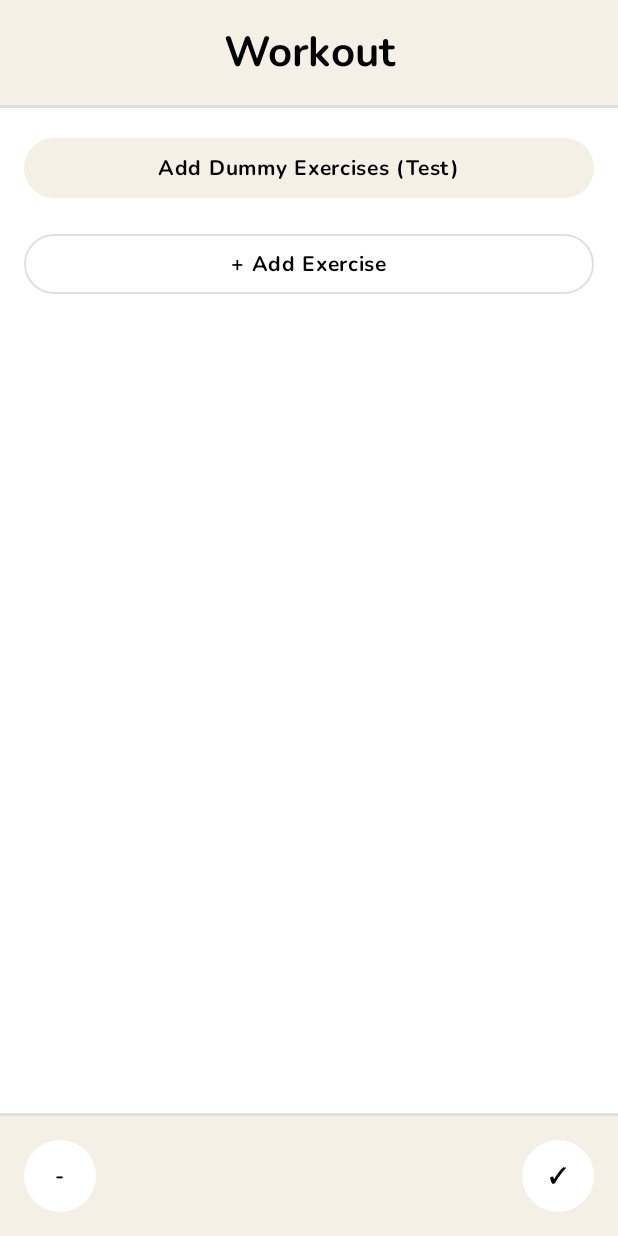
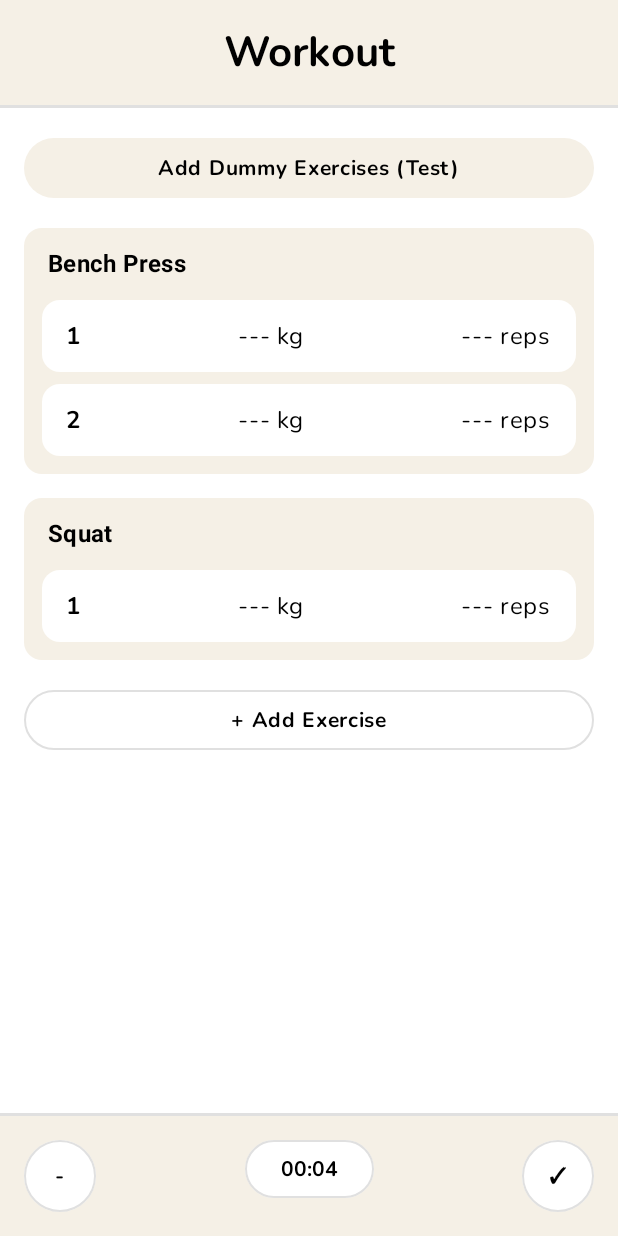
Before and after one commit to aliien15/ALift-App, an Android app built with Jetpack Compose: the screen it shows after launch (MainActivity), after a tap on an icon or button, on a phone screen of 412 x 824 dp. Run offline under Robolectric (Android 15) with nearby library versions, the phone set to English and light mode, and no system bars; our stand-ins replace Room's generated code; 2 other taps on this screen came first.

Commit message:
feat: added a timer to the active workout screen

```diff
--- a/app/src/main/java/com/me/aliftapp/ui/workout/ActiveWorkoutViewModel.kt
+++ b/app/src/main/java/com/me/aliftapp/ui/workout/ActiveWorkoutViewModel.kt
@@ -22,6 +22,12 @@ class ActiveWorkoutViewModel(private val workoutRepository: WorkoutRepository) :
                 started = SharingStarted.WhileSubscribed(5000),
                 initialValue = null,
             )
+
+    init {
+        // TODO: Remove this once the Main Menu is built.
+        // The session should be started via navigation arguments, not on init.
+        startNewSession("New Workout")
+    }
 
     fun startNewSession(name: String) {
         viewModelScope.launch { workoutRepository.startNewSession(name) }
--- a/app/src/main/java/com/me/aliftapp/ui/workout/WorkoutScreen.kt
+++ b/app/src/main/java/com/me/aliftapp/ui/workout/WorkoutScreen.kt
@@ -1,5 +1,6 @@
 package com.me.aliftapp.ui.workout
 
+import androidx.compose.foundation.BorderStroke
 import androidx.compose.foundation.background
 import androidx.compose.foundation.layout.*
 import androidx.compose.foundation.rememberScrollState
@@ -7,16 +8,30 @@ import androidx.compose.foundation.shape.CircleShape
 import androidx.compose.foundation.verticalScroll
 import androidx.compose.material3.*
 import androidx.compose.runtime.Composable
+import androidx.compose.runtime.LaunchedEffect
 import androidx.compose.runtime.getValue
+import androidx.compose.runtime.mutableLongStateOf
+import androidx.compose.runtime.remember
+import androidx.compose.runtime.setValue
 import androidx.compose.ui.Alignment
 import androidx.compose.ui.Modifier
 import androidx.compose.ui.text.font.FontWeight
 import androidx.compose.ui.unit.dp
 import androidx.lifecycle.compose.collectAsStateWithLifecycle
+import kotlin.time.Duration.Companion.seconds
+import kotlinx.coroutines.delay
 
 @Composable
 fun WorkoutScreen(viewModel: ActiveWorkoutViewModel) {
     val workout by viewModel.workoutState.collectAsStateWithLifecycle()
+    var currentTime by remember { mutableLongStateOf(System.currentTimeMillis()) }
+
+    LaunchedEffect(Unit) {
+        do {
+            delay(1.seconds)
+            currentTime = System.currentTimeMillis()
+        } while (true)
+    }
 
     Column(modifier = Modifier.fillMaxSize().background(MaterialTheme.colorScheme.background)) {
         // Top Header
@@ -145,6 +160,7 @@ fun WorkoutScreen(viewModel: ActiveWorkoutViewModel) {
                     modifier = Modifier.size(48.dp),
                     shape = CircleShape,
                     contentPadding = PaddingValues(0.dp),
+                    border = BorderStroke(1.dp, MaterialTheme.colorScheme.outline),
                     colors =
                         ButtonDefaults.buttonColors(
                             containerColor = MaterialTheme.colorScheme.background,
@@ -152,6 +168,23 @@ fun WorkoutScreen(viewModel: ActiveWorkoutViewModel) {
                         ),
                 ) {
                     Text("-")
+                }
+
+                Surface(
+                    shape = ButtonDefaults.shape,
+                    color = MaterialTheme.colorScheme.primary,
+                    contentColor = MaterialTheme.colorScheme.onPrimary,
+                    border = BorderStroke(1.dp, MaterialTheme.colorScheme.outline),
+                ) {
+                    Text(
+                        text =
+                            formatSessionTime(
+                                workout?.session?.startTimestamp ?: currentTime,
+                                currentTime,
+                            ),
+                        modifier = Modifier.padding(horizontal = 24.dp, vertical = 10.dp),
+                        style = MaterialTheme.typography.labelLarge,
+                    )
                 }
 
                 Button(
@@ -165,6 +198,7 @@ fun WorkoutScreen(viewModel: ActiveWorkoutViewModel) {
                     modifier = Modifier.size(48.dp),
                     shape = CircleShape,
                     contentPadding = PaddingValues(0.dp),
+                    border = BorderStroke(1.dp, MaterialTheme.colorScheme.outline),
                     colors =
                         ButtonDefaults.buttonColors(
                             containerColor = MaterialTheme.colorScheme.background,
@@ -177,3 +211,18 @@ fun WorkoutScreen(viewModel: ActiveWorkoutViewModel) {
         }
     }
 }
+
+private fun formatSessionTime(startTime: Long, currentTime: Long): String {
+    val currentMillis = currentTime - startTime
+    val totalSeconds = currentMillis / 1000
+
+    val seconds = (totalSeconds % 60).toString().padStart(2, '0')
+    val minutes = ((totalSeconds / 60) % 60).toString().padStart(2, '0')
+    val hours = (totalSeconds / 3600).toString().padStart(2, '0')
+
+    return if (hours != "00") {
+        "$hours:$minutes:$seconds"
+    } else {
+        "$minutes:$seconds"
+    }
+}
```
